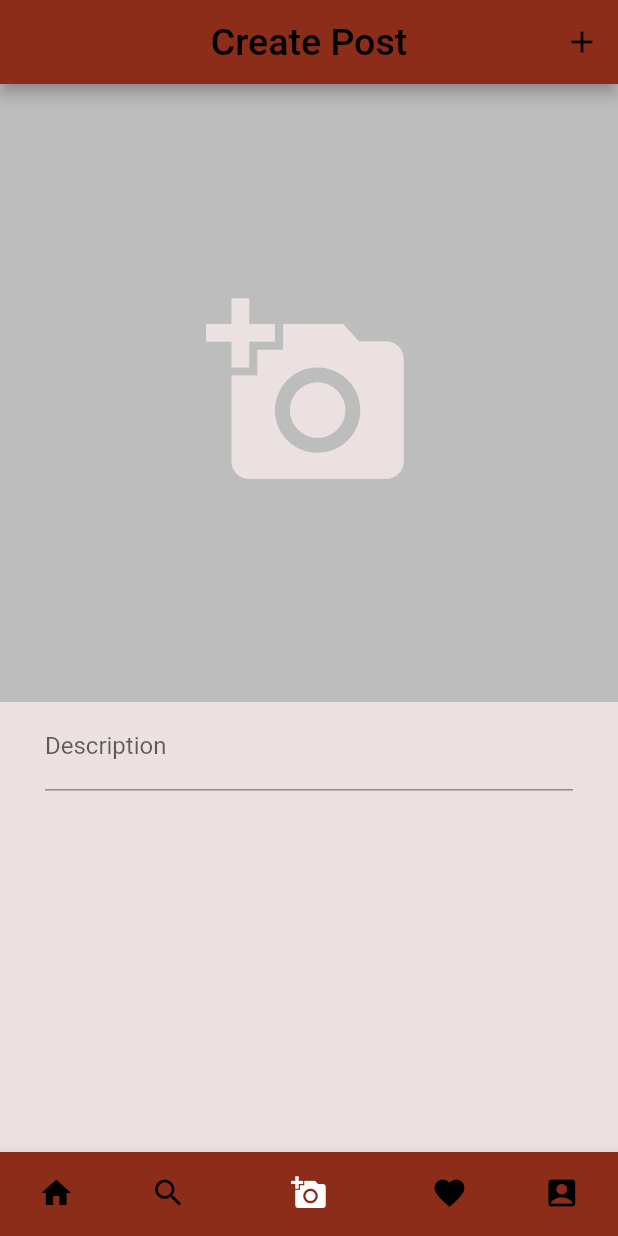
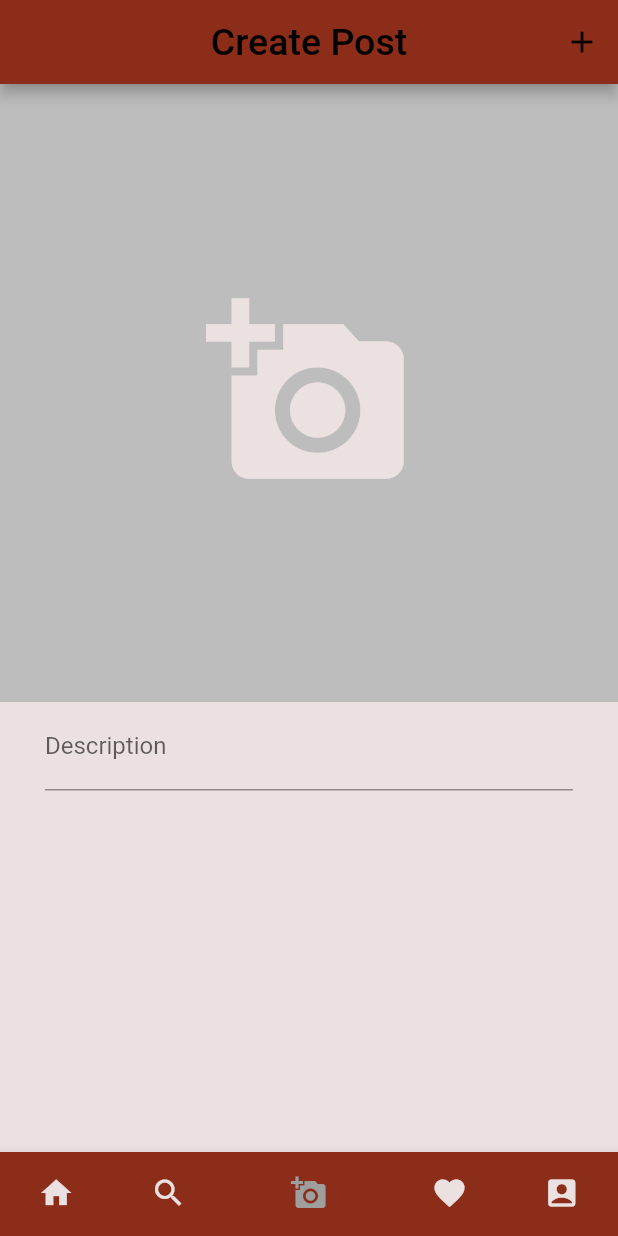
Before and after one commit to softeng-feup/open-cx-one-word, a Flutter app: the screen it shows once a user with an empty profile is signed in, swiped to page 3, on a phone screen of 412 x 824 dp. Run offline on Flutter 3.47's test engine with Material 2 defaults, Android fonts, the phone set to English and light mode, and no system bars; our stand-ins replace cached_network_image, cloud_firestore, email_validator, firebase_auth, firebase_storage, flutter_image_compress and 2 more; accounts and stored records are empty.

Commit message:
changed icon color

```diff
--- a/my_conference/lib/pages/homePage.dart
+++ b/my_conference/lib/pages/homePage.dart
@@ -48,8 +48,8 @@ class _HomePageState extends State<HomePage> {
       bottomNavigationBar: BottomNavigationBar(
         showSelectedLabels: false,
         showUnselectedLabels: false,
-        unselectedItemColor: Colors.black,
-        selectedItemColor: Colors.white,
+        unselectedItemColor: Color(0xFFEBE1E1),
+        selectedItemColor: Colors.grey,
         currentIndex: _currentTab,
         onTap: (int index){
           setState(() {
```
